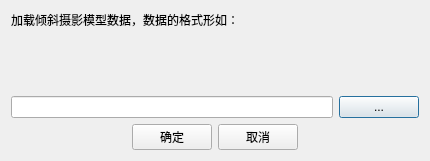
Above: SinianGIS/loadphotogrammetrydialog.ui from fafa1899/SinianGIS before the change. Below: the same form after it.
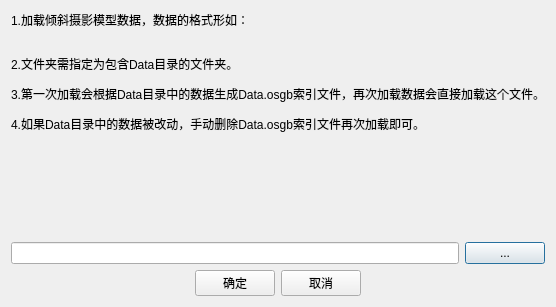
That is the form after the change.

Commit message:
倾斜摄影数据支持
1.倾斜摄影数据支持
2.读写工程文件

Patch:
```diff
--- a/SinianGIS/loadphotogrammetrydialog.ui
+++ b/SinianGIS/loadphotogrammetrydialog.ui
@@ -6,8 +6,8 @@
    <rect>
     <x>0</x>
     <y>0</y>
-    <width>430</width>
-    <height>161</height>
+    <width>552</width>
+    <height>307</height>
    </rect>
   </property>
   <property name="windowTitle">
@@ -17,7 +17,7 @@
    <item>
     <widget class="QLabel" name="label_2">
      <property name="text">
-      <string>&lt;html&gt;&lt;head/&gt;&lt;body&gt;&lt;p&gt;加载倾斜摄影模型数据，数据的格式形如：&lt;/p&gt;&lt;/body&gt;&lt;/html&gt;</string>
+      <string>&lt;html&gt;&lt;head/&gt;&lt;body&gt;&lt;p&gt;1.加载倾斜摄影模型数据，数据的格式形如：&lt;/p&gt;&lt;/body&gt;&lt;/html&gt;</string>
      </property>
     </widget>
    </item>
@@ -28,6 +28,13 @@
      </property>
     </widget>
    </item>
+   <item>
+    <widget class="QLabel" name="label">
+     <property name="text">
+      <string>&lt;html&gt;&lt;head/&gt;&lt;body&gt;&lt;p&gt;2.文件夹需指定为包含Data目录的文件夹。&lt;/p&gt;&lt;p&gt;3.第一次加载会根据Data目录中的数据生成Data.osgb索引文件，再次加载数据会直接加载这个文件。&lt;/p&gt;&lt;p&gt;4.如果Data目录中的数据被改动，手动删除Data.osgb索引文件再次加载即可。&lt;/p&gt;&lt;/body&gt;&lt;/html&gt;</string>
+     </property>
+    </widget>
+   </item>
    <item>
     <spacer name="verticalSpacer">
      <property name="orientation">
```
Left out of the diff: 8 changed lines with no effect on the pictures. The commit also changes 23 other files.
